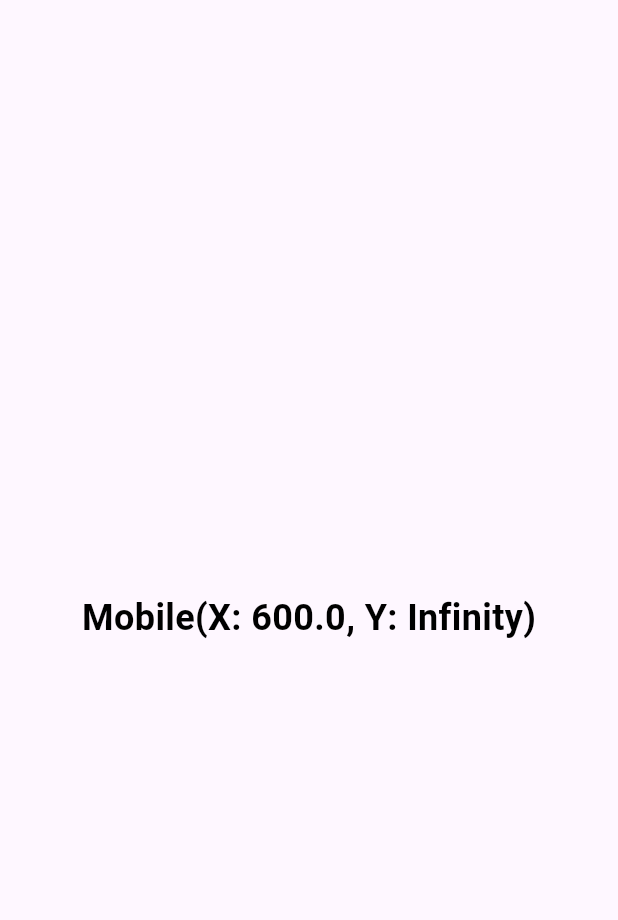
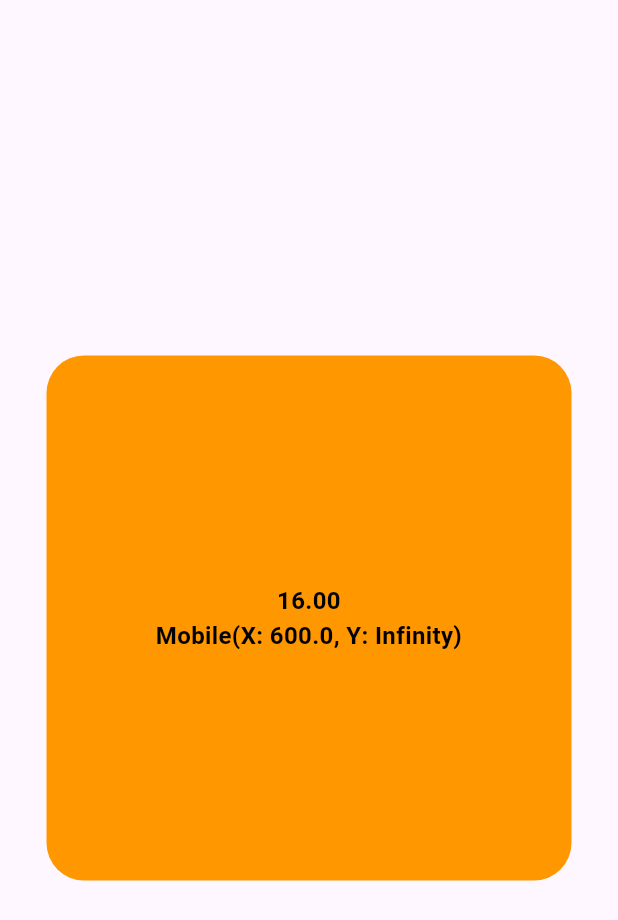
Before and after one commit to Mohiuddin655-PUB/flutter_device_config, a Flutter app: the screen it shows after launch, on a phone screen of 412 x 824 dp. Shown: the top 920 px of the screen. Run offline on Flutter 3.47's test engine with Material 3 defaults, Android fonts, the phone set to English and light mode, and no system bars.

Commit message:
## 1.0.3
* DimensionSize support [dp, dx, dy]
* DimensionScaleMode support [maximum, minimum, both, none]

## 1.0.2

* Assumed device dimension supports [dp, dx, dy]

```diff
--- a/example/lib/main.dart
+++ b/example/lib/main.dart
@@ -2,7 +2,9 @@ import 'package:flutter/material.dart';
 import 'package:flutter_device_config/config.dart';
 
 void main() {
-  DeviceConfig.init();
+  DeviceConfig.init(
+    scaleMode: DimensionScaleMode.minimum,
+  );
   runApp(const MyApp());
 }
 
@@ -27,23 +29,27 @@ class Home extends StatelessWidget {
 
   @override
   Widget build(BuildContext context) {
-    return ResponsiveLayout(
-      // keep: DeviceType.laptop, // OPTIONAL
-      builder: (context, device) {
     return Scaffold(
-          body: Container(
+      body: Center(
+        child: Container(
           alignment: Alignment.center,
+          width: context.dx(350),
+          height: context.dy(350),
+          decoration: BoxDecoration(
+            color: Colors.orange,
+            borderRadius: BorderRadius.circular(context.dp(25)),
+          ),
           child: Text(
-              "$device",
+            "${context.dp(16).toStringAsFixed(2)}\n${context.device}",
+            textAlign: TextAlign.center,
             style: TextStyle(
-                fontSize: device.sp(24),
+              fontSize: context.dp(16),
               fontWeight: FontWeight.bold,
               color: Colors.black,
             ),
           ),
         ),
-        );
-      },
+      ),
     );
   }
 }
--- a/lib/flutter_device_config.dart
+++ b/lib/flutter_device_config.dart
@@ -4,6 +4,7 @@ export 'src/body.dart';
 export 'src/config.dart';
 export 'src/constants.dart';
 export 'src/device.dart';
+export 'src/dimen.dart';
 export 'src/extension.dart';
 export 'src/layout.dart';
 export 'src/type.dart';
--- a/lib/src/constants.dart
+++ b/lib/src/constants.dart
@@ -1,4 +1,17 @@
+import 'dart:ui';
+
 /// A class containing static constants representing default dimensions and font variants for different devices.
+class DeviceAssumedSizes {
+  const DeviceAssumedSizes._();
+
+  static const watch = mobile;
+  static const mobile = Size(375, 812);
+  static const tablet = mobile;
+  static const laptop = mobile;
+  static const desktop = mobile;
+  static const tv = mobile;
+}
+
 class DeviceBreakpoints {
   const DeviceBreakpoints._();
 
--- a/lib/src/device.dart
+++ b/lib/src/device.dart
@@ -6,6 +6,7 @@ import 'type.dart';
 /// A class representing device information such as screen dimensions and font variants.
 class Device extends Size {
   final DeviceType type;
+  final Size assumedSize;
   final double fontScaleFactor;
   final double radiusScaleFactor;
   final double sizeScaleFactor;
@@ -16,6 +17,7 @@ class Device extends Size {
   const Device._({
     required double width,
     double? height,
+    required this.assumedSize,
     required this.type,
     required this.fontScaleFactor,
     required this.radiusScaleFactor,
@@ -32,9 +34,11 @@ class Device extends Size {
     double? sizeScaleFactor,
     double? spacingScaleFactor,
     double? weightScaleFactor,
+    Size? assumedSize,
   }) : this._(
           height: height,
           type: DeviceType.watch,
+          assumedSize: assumedSize ?? DeviceAssumedSizes.watch,
           width: width ?? DeviceBreakpoints.watch,
           fontScaleFactor: fontScaleFactor ?? DeviceFontScaleFactors.watch,
           radiusScaleFactor:
@@ -54,9 +58,11 @@ class Device extends Size {
     double? sizeScaleFactor,
     double? spacingScaleFactor,
     double? weightScaleFactor,
+    Size? assumedSize,
   }) : this._(
           height: height,
           type: DeviceType.mobile,
+          assumedSize: assumedSize ?? DeviceAssumedSizes.mobile,
           width: width ?? DeviceBreakpoints.mobile,
           fontScaleFactor: fontScaleFactor ?? DeviceFontScaleFactors.mobile,
           radiusScaleFactor:
@@ -76,9 +82,11 @@ class Device extends Size {
     double? sizeScaleFactor,
     double? spacingScaleFactor,
     double? weightScaleFactor,
+    Size? assumedSize,
   }) : this._(
           height: height,
           type: DeviceType.tablet,
+          assumedSize: assumedSize ?? DeviceAssumedSizes.tablet,
           width: width ?? DeviceBreakpoints.tablet,
           fontScaleFactor: fontScaleFactor ?? DeviceFontScaleFactors.tablet,
           radiusScaleFactor:
@@ -98,9 +106,11 @@ class Device extends Size {
     double? sizeScaleFactor,
     double? spacingScaleFactor,
     double? weightScaleFactor,
+    Size? assumedSize,
   }) : this._(
           height: height,
           type: DeviceType.laptop,
+          assumedSize: assumedSize ?? DeviceAssumedSizes.laptop,
           width: width ?? DeviceBreakpoints.laptop,
           fontScaleFactor: fontScaleFactor ?? DeviceFontScaleFactors.laptop,
           radiusScaleFactor:
@@ -120,9 +130,11 @@ class Device extends Size {
     double? sizeScaleFactor,
     double? spacingScaleFactor,
     double? weightScaleFactor,
+    Size? assumedSize,
   }) : this._(
           height: height,
           type: DeviceType.desktop,
+          assumedSize: assumedSize ?? DeviceAssumedSizes.desktop,
           width: width ?? DeviceBreakpoints.desktop,
           fontScaleFactor: fontScaleFactor ?? DeviceFontScaleFactors.desktop,
           radiusScaleFactor:
@@ -142,9 +154,11 @@ class Device extends Size {
     double? sizeScaleFactor,
     double? spacingScaleFactor,
     double? weightScaleFactor,
+    Size? assumedSize,
   }) : this._(
           height: height,
           type: DeviceType.tv,
+          assumedSize: assumedSize ?? DeviceAssumedSizes.tv,
           width: width ?? DeviceBreakpoints.tv,
           fontScaleFactor: fontScaleFactor ?? DeviceFontScaleFactors.tv,
           radiusScaleFactor: radiusScaleFactor ?? DeviceRadiusScaleFactors.tv,
@@ -157,6 +171,7 @@ class Device extends Size {
   factory Device.from(DeviceType type, [double? height]) {
     return Device._(
       width: type.width,
+      assumedSize: type.assumedSize,
       fontScaleFactor: type.fontScaleFactor,
       radiusScaleFactor: type.radiusScaleFactor,
       sizeScaleFactor: type.sizeScaleFactor,
@@ -175,12 +190,14 @@ class Device extends Size {
     double? sizeScaleFactor,
     double? spacingScaleFactor,
     double? weightScaleFactor,
+    Size? assumedSize,
     DeviceType? type,
   }) {
     return Device._(
       width: width ?? this.width,
       height: height ?? this.height,
       type: type ?? this.type,
+      assumedSize: assumedSize ?? this.assumedSize,
       fontScaleFactor: fontScaleFactor ?? this.fontScaleFactor,
       radiusScaleFactor: radiusScaleFactor ?? this.radiusScaleFactor,
       sizeScaleFactor: sizeScaleFactor ?? this.sizeScaleFactor,
@@ -190,30 +207,6 @@ class Device extends Size {
   }
 
   @override
-  double get width => _apply(super.width);
-
-  @override
-  double get height => _apply(super.height);
-
-  double get ration => ratio(width, height);
-
-  double _apply(double value) => value > 100 ? value : value * 100;
-
-  double rationalWidth(double cx) => cx * ration;
-
-  double rationalHeight(double cy) => cy * ration;
-
-  double ratioX(double cx) => rationalWidth(cx) / 100;
-
-  double ratioY(double cy) => rationalHeight(cy) / 100;
-
-  double ratio(double cx, double cy) => Size(cx, cy).aspectRatio;
-
-  double dp(double value) => value * sizeScaleFactor;
-
-  double sp(double value) => value * fontScaleFactor;
-
-  @override
   String toString() {
     return "${type.name}(X: $width, Y: $height)";
   }
--- a/lib/src/layout.dart
+++ b/lib/src/layout.dart
@@ -16,7 +16,7 @@ class ResponsiveLayout extends StatelessWidget {
   Widget build(BuildContext context) {
     return builder(
       context,
-      keep != null ? Device.from(keep!) : context.device,
+      keep != null ? context.deviceFromType(keep!) : context.device,
     );
   }
 }
--- a/lib/src/type.dart
+++ b/lib/src/type.dart
@@ -1,3 +1,5 @@
+import 'dart:ui';
+
 import 'constants.dart';
 
 /// An enumeration representing different types of devices.
@@ -5,6 +7,7 @@ enum DeviceType {
   watch(
     name: "Watch",
     width: DeviceBreakpoints.watch,
+    assumedSize: DeviceAssumedSizes.watch,
     fontScaleFactor: DeviceFontScaleFactors.watch,
     radiusScaleFactor: DeviceRadiusScaleFactors.watch,
     sizeScaleFactor: DeviceSizeScaleFactors.watch,
@@ -14,6 +17,7 @@ enum DeviceType {
   mobile(
     name: "Mobile",
     width: DeviceBreakpoints.mobile,
+    assumedSize: DeviceAssumedSizes.mobile,
     fontScaleFactor: DeviceFontScaleFactors.mobile,
     radiusScaleFactor: DeviceRadiusScaleFactors.mobile,
     sizeScaleFactor: DeviceSizeScaleFactors.mobile,
@@ -23,6 +27,7 @@ enum DeviceType {
   tablet(
     name: "Tablet",
     width: DeviceBreakpoints.tablet,
+    assumedSize: DeviceAssumedSizes.tablet,
     fontScaleFactor: DeviceFontScaleFactors.tablet,
     radiusScaleFactor: DeviceRadiusScaleFactors.tablet,
     sizeScaleFactor: DeviceSizeScaleFactors.tablet,
@@ -32,6 +37,7 @@ enum DeviceType {
   laptop(
     name: "Laptop",
     width: DeviceBreakpoints.laptop,
+    assumedSize: DeviceAssumedSizes.laptop,
     fontScaleFactor: DeviceFontScaleFactors.laptop,
     radiusScaleFactor: DeviceRadiusScaleFactors.laptop,
     sizeScaleFactor: DeviceSizeScaleFactors.laptop,
@@ -41,6 +47,7 @@ enum DeviceType {
   desktop(
     name: "Desktop",
     width: DeviceBreakpoints.desktop,
+    assumedSize: DeviceAssumedSizes.desktop,
     fontScaleFactor: DeviceFontScaleFactors.desktop,
     radiusScaleFactor: DeviceRadiusScaleFactors.desktop,
     sizeScaleFactor: DeviceSizeScaleFactors.desktop,
@@ -50,6 +57,7 @@ enum DeviceType {
   tv(
     name: "TV",
     width: DeviceBreakpoints.tv,
+    assumedSize: DeviceAssumedSizes.tv,
     fontScaleFactor: DeviceFontScaleFactors.tv,
     radiusScaleFactor: DeviceRadiusScaleFactors.tv,
     sizeScaleFactor: DeviceSizeScaleFactors.tv,
@@ -58,6 +66,7 @@ enum DeviceType {
   );
 
   final String name;
+  final Size assumedSize;
   final double fontScaleFactor;
   final double radiusScaleFactor;
   final double sizeScaleFactor;
@@ -68,6 +77,7 @@ enum DeviceType {
   const DeviceType({
     required this.name,
     required this.width,
+    required this.assumedSize,
     required this.fontScaleFactor,
     required this.radiusScaleFactor,
     required this.sizeScaleFactor,
--- a/pubspec.yaml
+++ b/pubspec.yaml
@@ -1,6 +1,6 @@
 name: flutter_device_config
 description: "flutter_device_config is a Flutter package that helps you tailor your UI to different screen sizes and pixel densities. Determine if the device is a watch, mobile, tablet, laptop, desktop, or TV."
-version: 1.0.1
+version: 1.0.3
 repository: https://github.com/Mohiuddin655-PUB/flutter_device_config.git
 
 environment:
```
Also changed, not shown: lib/src/body.dart (+29 -58 lines), lib/src/config.dart (+17 -1 lines), lib/src/dimen.dart (added, +69 -0 lines), lib/src/extension.dart (+17 -6 lines), example/pubspec.lock, 2 other files. Lines whose indentation alone changed are shown as unchanged.
